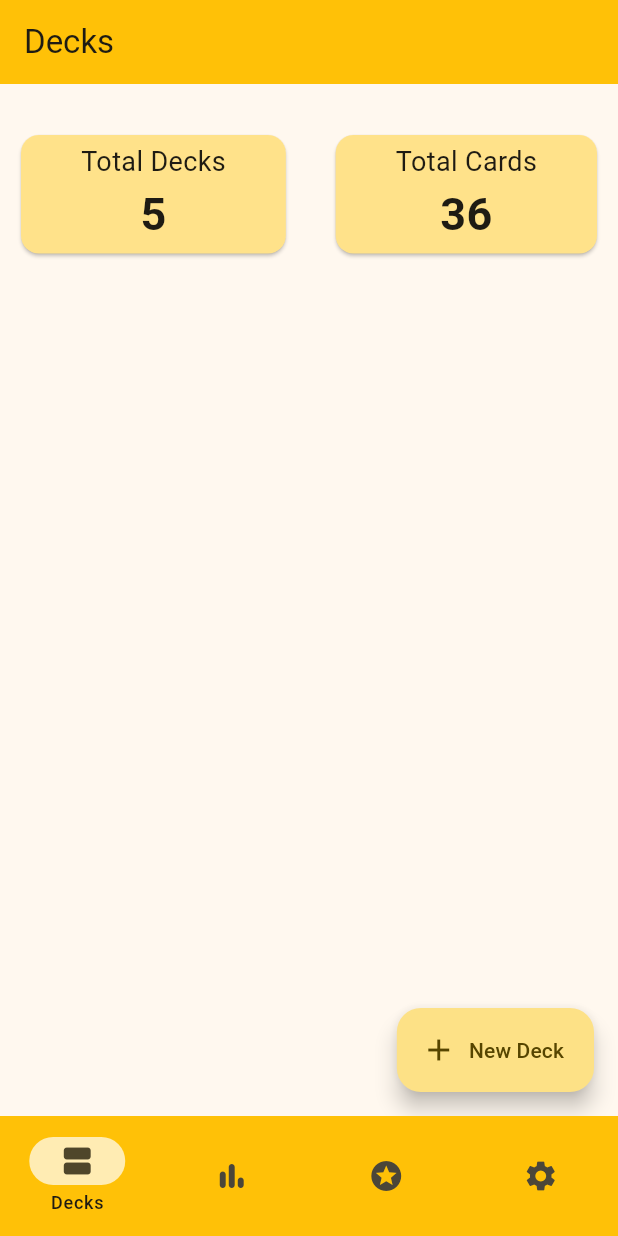
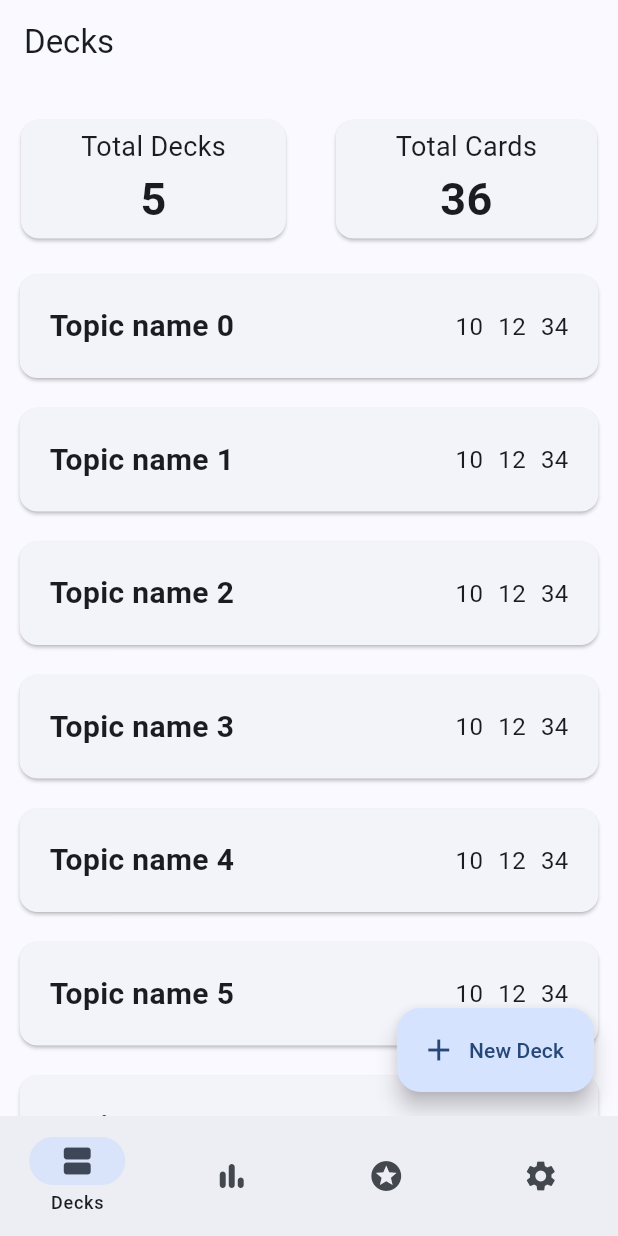
Before and after one commit to benjo-m/MemoWise, a Flutter app: the screen it shows after launch, on a phone screen of 412 x 824 dp. Run offline on Flutter 3.47's test engine with Material 3 defaults, Android fonts, the phone set to English and light mode, and no system bars.

Commit message:
added deck container

```diff
--- a/mobile/lib/achievements_page.dart
+++ b/mobile/lib/achievements_page.dart
@@ -10,7 +10,6 @@ class AchievementsPage extends StatelessWidget {
     return Scaffold(
       appBar: AppBar(
         title: const Text("Achievements"),
-        backgroundColor: Colors.amberAccent,
       ),
       body: const Center(child: Text("Achievements")),
     );
--- a/mobile/lib/decks_page.dart
+++ b/mobile/lib/decks_page.dart
@@ -13,7 +13,6 @@ class DecksPage extends StatelessWidget {
           title: const Text(
             'Decks',
           ),
-          backgroundColor: Colors.amber,
         ),
         floatingActionButton: FloatingActionButton.extended(
           label: const Text("New Deck"),
@@ -24,8 +23,24 @@ class DecksPage extends StatelessWidget {
           },
           isExtended: true,
         ),
-        body: const Padding(
-          padding: EdgeInsets.only(top: 30, left: 10, right: 10),
+        body: const Column(
+          children: [
+            TotalsContainer(),
+            DeckList(),
+          ],
+        ));
+  }
+}
+
+class TotalsContainer extends StatelessWidget {
+  const TotalsContainer({
+    super.key,
+  });
+
+  @override
+  Widget build(BuildContext context) {
+    return const Padding(
+      padding: EdgeInsets.only(top: 20, bottom: 10, left: 10, right: 10),
       child: Row(
         mainAxisAlignment: MainAxisAlignment.spaceBetween,
         crossAxisAlignment: CrossAxisAlignment.start,
@@ -34,13 +49,10 @@ class DecksPage extends StatelessWidget {
             total: 5,
             title: "Total Decks",
           ),
-              SizedBox(
-                width: 20,
-              ),
           TotalsCard(total: 36, title: "Total Cards")
         ],
       ),
-        ));
+    );
   }
 }
 
@@ -57,7 +69,6 @@ class TotalsCard extends StatelessWidget {
   @override
   Widget build(BuildContext context) {
     return Card(
-        color: const Color.fromARGB(255, 255, 226, 138),
         child: Row(
       children: [
         Padding(
@@ -74,8 +85,8 @@ class TotalsCard extends StatelessWidget {
               ),
               Text(
                 "$total",
-                    style: const TextStyle(
-                        fontSize: 30, fontWeight: FontWeight.bold),
+                style:
+                    const TextStyle(fontSize: 30, fontWeight: FontWeight.bold),
               ),
             ],
           ),
@@ -84,3 +95,60 @@ class TotalsCard extends StatelessWidget {
     ));
   }
 }
+
+class DeckList extends StatelessWidget {
+  const DeckList({
+    super.key,
+  });
+
+  @override
+  Widget build(BuildContext context) {
+    return Expanded(
+        child: ListView(
+      children: [
+        for (int i = 0; i < 20; i++)
+          Card(
+            margin:
+                const EdgeInsets.only(top: 10, bottom: 10, left: 13, right: 13),
+            child: Padding(
+              padding: const EdgeInsets.all(20.0),
+              child: Row(
+                mainAxisAlignment: MainAxisAlignment.spaceBetween,
+                children: [
+                  Text(
+                    "Topic name $i",
+                    style: const TextStyle(
+                      fontSize: 20,
+                      fontWeight: FontWeight.bold,
+                    ),
+                  ),
+                  const Row(
+                    children: [
+                      Text("10",
+                          style: TextStyle(
+                            fontSize: 16,
+                          )),
+                      SizedBox(
+                        width: 10,
+                      ),
+                      Text("12",
+                          style: TextStyle(
+                            fontSize: 16,
+                          )),
+                      SizedBox(
+                        width: 10,
+                      ),
+                      Text("34",
+                          style: TextStyle(
+                            fontSize: 16,
+                          )),
+                    ],
+                  )
+                ],
+              ),
+            ),
+          )
+      ],
+    ));
+  }
+}
--- a/mobile/lib/home_page.dart
+++ b/mobile/lib/home_page.dart
@@ -25,8 +25,6 @@ class _HomePageState extends State<HomePage> {
         },
         selectedIndex: currentPageIndex,
         labelBehavior: NavigationDestinationLabelBehavior.onlyShowSelected,
-        backgroundColor: Colors.amber,
-        indicatorColor: Colors.amber[100],
         destinations: const <Widget>[
           NavigationDestination(
             icon: Icon(Icons.view_agenda),
--- a/mobile/lib/main.dart
+++ b/mobile/lib/main.dart
@@ -13,7 +13,7 @@ class MyApp extends StatelessWidget {
     return MaterialApp(
       title: 'MemoWise',
       theme: ThemeData(
-        colorScheme: ColorScheme.fromSeed(seedColor: Colors.amberAccent),
+        colorScheme: ColorScheme.fromSeed(seedColor: const Color(0xff00509d)),
         useMaterial3: true,
       ),
       home: const HomePage(),
--- a/mobile/lib/new_deck_page.dart
+++ b/mobile/lib/new_deck_page.dart
@@ -8,7 +8,6 @@ class NewDeckPage extends StatelessWidget {
     return Scaffold(
       appBar: AppBar(
         title: const Text("Create a new deck"),
-        backgroundColor: Colors.amberAccent,
       ),
       body: const Center(
         child: Text("New Deck form"),
--- a/mobile/lib/settings_page.dart
+++ b/mobile/lib/settings_page.dart
@@ -10,7 +10,6 @@ class SettingsPage extends StatelessWidget {
     return Scaffold(
       appBar: AppBar(
         title: const Text("Settings"),
-        backgroundColor: Colors.amberAccent,
       ),
       body: const Center(child: Text("Settings")),
     );
--- a/mobile/lib/stats_page.dart
+++ b/mobile/lib/stats_page.dart
@@ -10,7 +10,6 @@ class StatsPage extends StatelessWidget {
     return Scaffold(
       appBar: AppBar(
         title: const Text("Stats"),
-        backgroundColor: Colors.amberAccent,
       ),
       body: const Center(child: Text("Stats")),
     );
```
Lines whose indentation alone changed are shown as unchanged.
